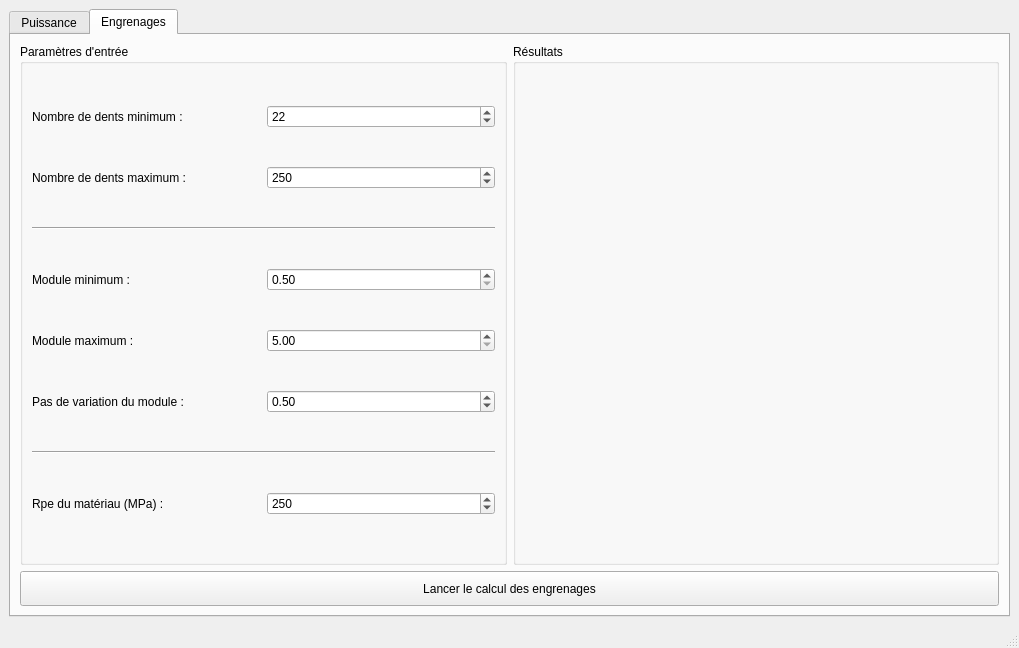
Above: UI_engr/mainwindow.ui from Cypher-0/UI_calc_engr_S3A before the change. Below: the same form after it.
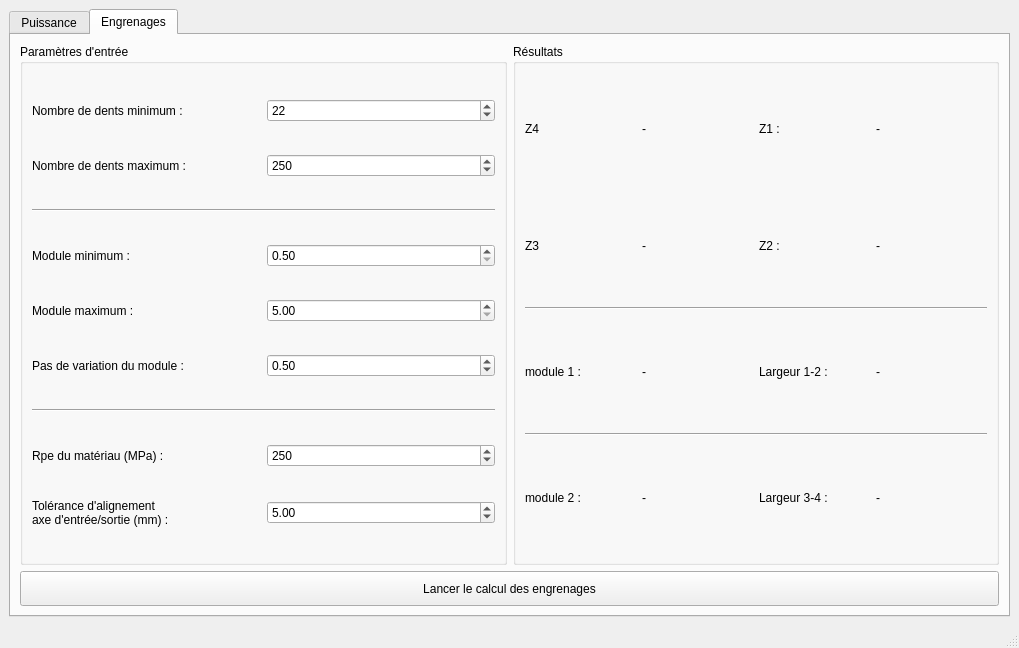
That is the form after the change.

Commit message: Ajout de l'algorithme de calcul des engrenages (erreur dedans, résultat cohérents mais trop faibles) + Ajout de l'interface de visualisation des résultats de l'algo

What changed in the file:
```diff
--- a/UI_engr/mainwindow.ui
+++ b/UI_engr/mainwindow.ui
@@ -531,6 +531,23 @@
              <string>Paramètres d'entrée</string>
             </property>
             <layout class="QGridLayout" name="gridLayout_2">
+             <item row="1" column="1">
+              <widget class="QSpinBox" name="sb_maxZ">
+               <property name="maximum">
+                <number>1000</number>
+               </property>
+               <property name="value">
+                <number>250</number>
+               </property>
+              </widget>
+             </item>
+             <item row="5" column="0">
+              <widget class="QLabel" name="lbl_disp_moduleStep">
+               <property name="text">
+                <string>Pas de variation du module :</string>
+               </property>
+              </widget>
+             </item>
              <item row="3" column="1">
               <widget class="QDoubleSpinBox" name="dsb_minModule">
                <property name="minimum">
@@ -551,23 +568,6 @@
                </property>
               </widget>
              </item>
-             <item row="0" column="1">
-              <widget class="QSpinBox" name="sb_minZ">
-               <property name="maximum">
-                <number>1000</number>
-               </property>
-               <property name="value">
-                <number>22</number>
-               </property>
-              </widget>
-             </item>
-             <item row="7" column="0">
-              <widget class="QLabel" name="lbl_disp_rpeMat">
-               <property name="text">
-                <string>Rpe du matériau (MPa) :</string>
-               </property>
-              </widget>
-             </item>
              <item row="1" column="0">
               <widget class="QLabel" name="lbl_disp_maxZ">
                <property name="text">
@@ -582,10 +582,24 @@
                </property>
               </widget>
              </item>
-             <item row="2" column="0" colspan="2">
-              <widget class="Line" name="line_3">
-               <property name="orientation">
-                <enum>Qt::Horizontal</enum>
+             <item row="4" column="1">
+              <widget class="QDoubleSpinBox" name="dsb_maxModule">
+               <property name="minimum">
+                <double>5.000000000000000</double>
+               </property>
+              </widget>
+             </item>
+             <item row="0" column="0">
+              <widget class="QLabel" name="lbl_disp_minZ">
+               <property name="text">
+                <string>Nombre de dents minimum :</string>
+               </property>
+              </widget>
+             </item>
+             <item row="7" column="0">
+              <widget class="QLabel" name="lbl_disp_rpeMat">
+               <property name="text">
+                <string>Rpe du matériau (MPa) :</string>
                </property>
               </widget>
              </item>
@@ -596,13 +610,27 @@
                </property>
               </widget>
              </item>
-             <item row="1" column="1">
-              <widget class="QSpinBox" name="sb_maxZ">
+             <item row="2" column="0" colspan="2">
+              <widget class="Line" name="line_3">
+               <property name="orientation">
+                <enum>Qt::Horizontal</enum>
+               </property>
+              </widget>
+             </item>
+             <item row="0" column="1">
+              <widget class="QSpinBox" name="sb_minZ">
                <property name="maximum">
                 <number>1000</number>
                </property>
                <property name="value">
-                <number>250</number>
+                <number>22</number>
+               </property>
+              </widget>
+             </item>
+             <item row="6" column="0" colspan="2">
+              <widget class="Line" name="line_4">
+               <property name="orientation">
+                <enum>Qt::Horizontal</enum>
                </property>
               </widget>
              </item>
@@ -619,31 +647,21 @@
                </property>
               </widget>
              </item>
-             <item row="0" column="0">
-              <widget class="QLabel" name="lbl_disp_minZ">
-               <property name="text">
-                <string>Nombre de dents minimum :</string>
+             <item row="8" column="1">
+              <widget class="QDoubleSpinBox" name="dsb_gearsAlignTolerance">
+               <property name="singleStep">
+                <double>5.000000000000000</double>
                </property>
-              </widget>
-             </item>
-             <item row="4" column="1">
-              <widget class="QDoubleSpinBox" name="dsb_maxModule">
-               <property name="minimum">
+               <property name="value">
                 <double>5.000000000000000</double>
                </property>
               </widget>
              </item>
-             <item row="5" column="0">
-              <widget class="QLabel" name="lbl_disp_moduleStep">
+             <item row="8" column="0">
+              <widget class="QLabel" name="lbl_disp_gearsAlignTolerance">
                <property name="text">
-                <string>Pas de variation du module :</string>
-               </property>
-              </widget>
-             </item>
-             <item row="6" column="0" colspan="2">
-              <widget class="Line" name="line_4">
-               <property name="orientation">
-                <enum>Qt::Horizontal</enum>
+                <string>Tolérance d'alignement
+axe d'entrée/sortie (mm) :</string>
                </property>
               </widget>
              </item>
@@ -655,6 +673,134 @@
             <property name="title">
              <string>Résultats</string>
             </property>
+            <layout class="QGridLayout" name="gridLayout_3">
+             <item row="3" column="2">
+              <widget class="QLabel" name="lbl_disp_b12">
+               <property name="text">
+                <string>Largeur 1-2 :</string>
+               </property>
+              </widget>
+             </item>
+             <item row="0" column="3">
+              <widget class="QLabel" name="lbl_Z1">
+               <property name="text">
+                <string>-</string>
+               </property>
+              </widget>
+             </item>
+             <item row="5" column="1">
+              <widget class="QLabel" name="lbl_m2">
+               <property name="text">
+                <string>-</string>
+               </property>
+              </widget>
+             </item>
+             <item row="5" column="0">
+              <widget class="QLabel" name="lbl_disp_m2">
+               <property name="text">
+                <string>module 2 :</string>
+               </property>
+              </widget>
+             </item>
+             <item row="0" column="2">
+              <widget class="QLabel" name="lbl_disp_Z1">
+               <property name="text">
+                <string>Z1 :</string>
+               </property>
+              </widget>
+             </item>
+             <item row="1" column="2">
+              <widget class="QLabel" name="lbl_disp_Z2">
+               <property name="text">
+                <string>Z2 :</string>
+               </property>
+              </widget>
+             </item>
+             <item row="3" column="3">
+              <widget class="QLabel" name="lbl_b12">
+               <property name="text">
+                <string>-</string>
+               </property>
+              </widget>
+             </item>
+             <item row="1" column="0">
+              <widget class="QLabel" name="lbl_disp_Z3">
+               <property name="text">
+                <string>Z3</string>
+               </property>
+              </widget>
+             </item>
+             <item row="1" column="1">
+              <widget class="QLabel" name="lbl_Z3">
+               <property name="text">
+                <string>-</string>
+               </property>
+              </widget>
+             </item>
+             <item row="2" column="0" colspan="4">
+              <widget class="Line" name="line_5">
+               <property name="orientation">
+                <enum>Qt::Horizontal</enum>
+               </property>
+              </widget>
+             </item>
+             <item row="3" column="0">
+              <widget class="QLabel" name="lbl_disp_m1">
+               <property name="text">
+                <string>module 1 :</string>
+               </property>
+              </widget>
+             </item>
+             <item row="5" column="2">
+              <widget class="QLabel" name="lbl_disp_b34">
+               <property name="text">
+                <string>Largeur 3-4 :</string>
+               </property>
+              </widget>
+             </item>
+             <item row="0" column="1">
+              <widget class="QLabel" name="lbl_Z4">
+               <property name="text">
+                <string>-</string>
+               </property>
+              </widget>
+             </item>
+             <item row="1" column="3">
+              <widget class="QLabel" name="lbl_Z2">
+               <property name="text">
+                <string>-</string>
+               </property>
+              </widget>
+             </item>
+             <item row="5" column="3">
+              <widget class="QLabel" name="lbl_b34">
+               <property name="text">
+                <string>-</string>
+               </property>
+              </widget>
+             </item>
+             <item row="0" column="0">
+              <widget class="QLabel" name="lbl_disp_Z4">
+               <property name="text">
+                <string>Z4</string>
+               </property>
+              </widget>
+             </item>
+             <item row="3" column="1">
+              <widget class="QLabel" name="lbl_m1">
+               <property name="text">
+                <string>-</string>
+               </property>
+              </widget>
+             </item>
+             <item row="4" column="0" colspan="4">
+              <widget class="Line" name="line_6">
+               <property name="orientation">
+                <enum>Qt::Horizontal</enum>
+               </property>
+              </widget>
+             </item>
+            </layout>
            </widget>
           </item>
          </layout>
```
The commit also changes 4 other files.
